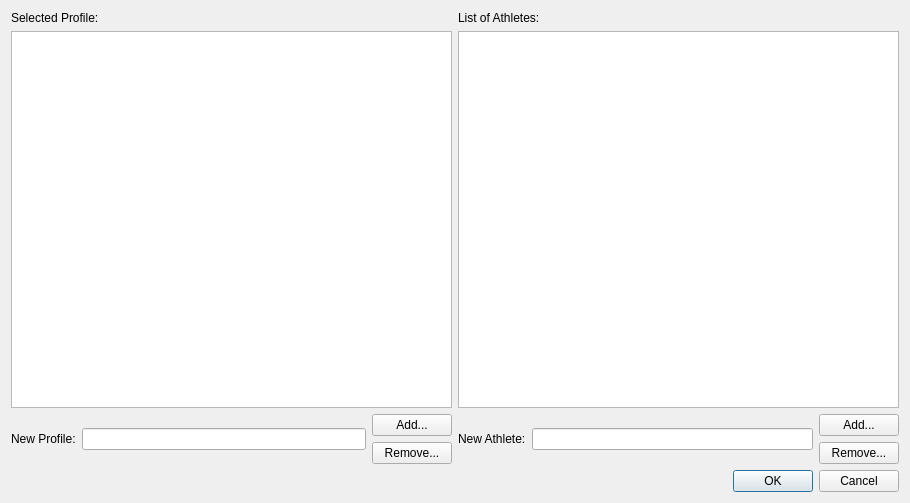
The window that profileWindow.ui (martina3203/MikeysApplication) describes before a commit, drawn with Qt 5.
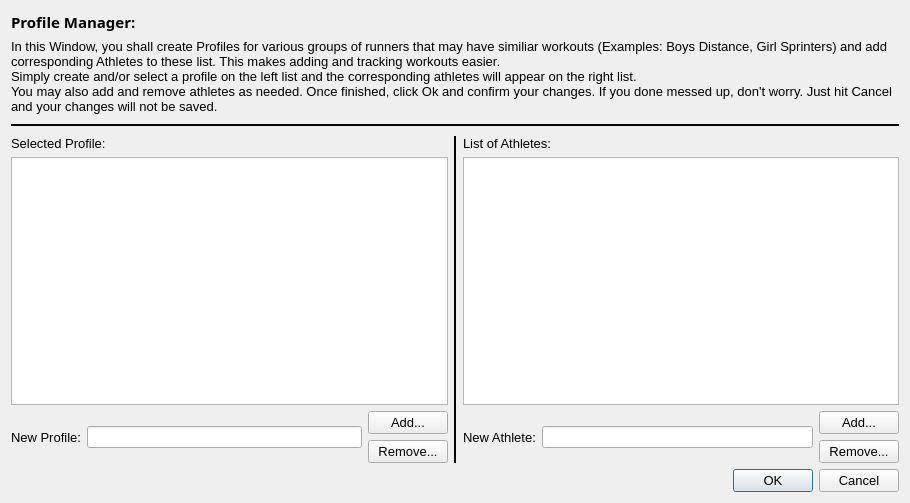
The same window after the commit.

Diff of the .ui file:
```diff
--- a/profileWindow.ui
+++ b/profileWindow.ui
@@ -16,12 +16,88 @@
   <layout class="QVBoxLayout" name="verticalLayout_6">
    <item>
     <layout class="QVBoxLayout" name="verticalLayout_5">
+     <item>
+      <widget class="QLabel" name="ProfileManagerLabel">
+       <property name="font">
+        <font>
+         <family>Segoe UI Black</family>
+         <pointsize>11</pointsize>
+         <weight>75</weight>
+         <bold>true</bold>
+         <underline>false</underline>
+        </font>
+       </property>
+       <property name="text">
+        <string>Profile Manager:</string>
+       </property>
+      </widget>
+     </item>
+     <item>
+      <widget class="QLabel" name="ProfileManagerDescriptionLabel">
+       <property name="minimumSize">
+        <size>
+         <width>0</width>
+         <height>50</height>
+        </size>
+       </property>
+       <property name="font">
+        <font>
+         <family>Segoe UI</family>
+         <pointsize>10</pointsize>
+        </font>
+       </property>
+       <property name="text">
+        <string>In this Window, you shall create Profiles for various groups of runners that may have similiar workouts (Examples: Boys Distance, Girl Sprinters) and add corresponding Athletes to these list. This makes adding and tracking workouts easier. 
+Simply create and/or select a profile on the left list and the corresponding athletes will appear on the right list. 
+You may also add and remove athletes as needed. Once finished, click Ok and confirm your changes. If you done messed up, don't worry. Just hit Cancel and your changes will not be saved.</string>
+       </property>
+       <property name="scaledContents">
+        <bool>false</bool>
+       </property>
+       <property name="alignment">
+        <set>Qt::AlignLeading|Qt::AlignLeft|Qt::AlignVCenter</set>
+       </property>
+       <property name="wordWrap">
+        <bool>true</bool>
+       </property>
+      </widget>
+     </item>
+     <item>
+      <widget class="Line" name="DescriptionSeperator">
+       <property name="minimumSize">
+        <size>
+         <width>0</width>
+         <height>10</height>
+        </size>
+       </property>
+       <property name="font">
+        <font>
+         <pointsize>8</pointsize>
+        </font>
+       </property>
+       <property name="frameShadow">
+        <enum>QFrame::Plain</enum>
+       </property>
+       <property name="lineWidth">
+        <number>2</number>
+       </property>
+       <property name="orientation">
+        <enum>Qt::Horizontal</enum>
+       </property>
+      </widget>
+     </item>
      <item>
       <layout class="QHBoxLayout" name="horizontalLayout">
        <item>
         <layout class="QVBoxLayout" name="verticalLayout">
          <item>
           <widget class="QLabel" name="ProfileLabel">
+           <property name="font">
+            <font>
+             <family>Segoe UI</family>
+             <pointsize>10</pointsize>
+            </font>
+           </property>
            <property name="text">
             <string>Selected Profile:</string>
            </property>
@@ -29,9 +105,17 @@
          </item>
          <item>
           <widget class="QListWidget" name="ProfileList">
+           <property name="font">
+            <font>
+             <pointsize>12</pointsize>
+            </font>
+           </property>
            <property name="selectionMode">
             <enum>QAbstractItemView::SingleSelection</enum>
            </property>
+           <property name="spacing">
+            <number>2</number>
+           </property>
            <property name="currentRow">
             <number>-1</number>
            </property>
@@ -41,6 +125,12 @@
           <layout class="QHBoxLayout" name="horizontalLayout_2">
            <item>
             <widget class="QLabel" name="ProfileLineLabel">
+             <property name="font">
+              <font>
+               <family>Segoe UI</family>
+               <pointsize>10</pointsize>
+              </font>
+             </property>
              <property name="text">
               <string>New Profile:</string>
              </property>
@@ -53,6 +143,12 @@
             <layout class="QVBoxLayout" name="verticalLayout_3">
              <item>
               <widget class="QPushButton" name="ProfileAddButton">
+               <property name="font">
+                <font>
+                 <family>Segoe UI</family>
+                 <pointsize>10</pointsize>
+                </font>
+               </property>
                <property name="text">
                 <string>Add...</string>
                </property>
@@ -60,6 +156,12 @@
              </item>
              <item>
               <widget class="QPushButton" name="ProfileRemoveButton">
+               <property name="font">
+                <font>
+                 <family>Segoe UI</family>
+                 <pointsize>10</pointsize>
+                </font>
+               </property>
                <property name="text">
                 <string>Remove...</string>
                </property>
@@ -71,10 +173,29 @@
          </item>
         </layout>
        </item>
+       <item>
+        <widget class="Line" name="ListSeperator">
+         <property name="frameShadow">
+          <enum>QFrame::Plain</enum>
+         </property>
+         <property name="lineWidth">
+          <number>2</number>
+         </property>
+         <property name="orientation">
+          <enum>Qt::Vertical</enum>
+         </property>
+        </widget>
+       </item>
        <item>
         <layout class="QVBoxLayout" name="verticalLayout_2">
          <item>
           <widget class="QLabel" name="AthleteLabel">
+           <property name="font">
+            <font>
+             <family>Segoe UI</family>
+             <pointsize>10</pointsize>
+            </font>
+           </property>
            <property name="text">
             <string>List of Athletes:</string>
            </property>
@@ -82,6 +203,11 @@
          </item>
          <item>
           <widget class="QListWidget" name="AthleteList">
+           <property name="font">
+            <font>
+             <pointsize>12</pointsize>
+            </font>
+           </property>
            <property name="selectionMode">
             <enum>QAbstractItemView::SingleSelection</enum>
            </property>
@@ -91,6 +217,12 @@
           <layout class="QHBoxLayout" name="horizontalLayout_3">
            <item>
             <widget class="QLabel" name="AthleteLineLabel">
+             <property name="font">
+              <font>
+               <family>Segoe UI</family>
+               <pointsize>10</pointsize>
+              </font>
+             </property>
              <property name="text">
               <string>New Athlete:</string>
              </property>
@@ -103,6 +235,12 @@
             <layout class="QVBoxLayout" name="verticalLayout_4">
              <item>
               <widget class="QPushButton" name="AthleteAddButton">
+               <property name="font">
+                <font>
+                 <family>Segoe UI</family>
+                 <pointsize>10</pointsize>
+                </font>
+               </property>
                <property name="text">
                 <string>Add...</string>
                </property>
@@ -110,6 +248,12 @@
              </item>
              <item>
               <widget class="QPushButton" name="AthleteRemoveButton">
+               <property name="font">
+                <font>
+                 <family>Segoe UI</family>
+                 <pointsize>10</pointsize>
+                </font>
+               </property>
                <property name="text">
                 <string>Remove...</string>
                </property>
@@ -125,6 +269,12 @@
      </item>
      <item>
       <widget class="QDialogButtonBox" name="ButtonBox">
+       <property name="font">
+        <font>
+         <family>Segoe UI</family>
+         <pointsize>10</pointsize>
+        </font>
+       </property>
        <property name="orientation">
         <enum>Qt::Horizontal</enum>
        </property>
```
